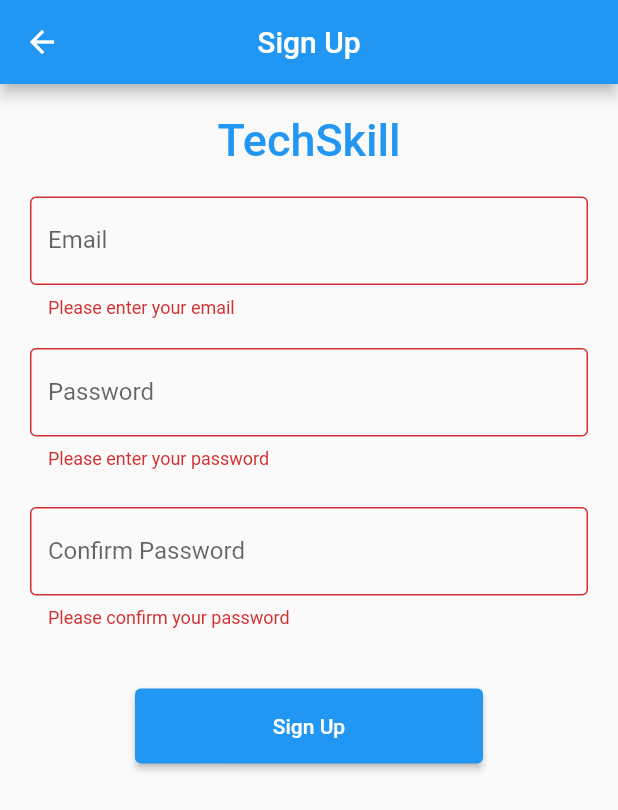
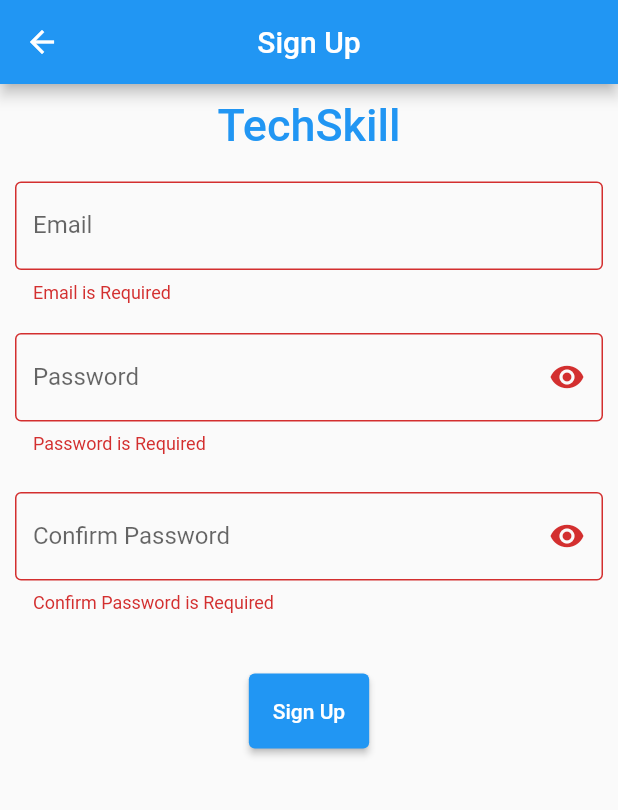
Before and after one commit to rabindranarayanpandit/loginsingupflutterapp, a Flutter app: the SignUp screen opened directly, after a tap on "Sign Up", on a phone screen of 412 x 824 dp. Shown: the top 810 px of the screen. Run offline on Flutter 3.47's test engine with Material 2 defaults, Android fonts, the phone set to English and light mode, and no system bars.

Commit message:
Validation done

```diff
--- a/lib/screens/signup.dart
+++ b/lib/screens/signup.dart
@@ -1,5 +1,6 @@
 import 'package:flutter/material.dart';
 import 'package:loginsingupflutterapp/screens/login.dart';
+import 'package:loginsingupflutterapp/util/validation.dart';
 
 class SignUp extends StatefulWidget {
   const SignUp({super.key});
@@ -12,16 +13,28 @@
   TextEditingController nameController = TextEditingController();
   TextEditingController passwordController = TextEditingController();
   TextEditingController confirmpasswordController = TextEditingController();
-  bool isValidUserName = false;
-  bool isValidPassWord = false;
-  bool isConfirmPassword = false;
+  final _formKey = GlobalKey<FormState>();
+  String? email;
+  String? password;
+  String? confPassword;
+  bool passwordVisible = false;
+  bool confirmPasswordVisible = false;
+  bool? autoValidate = false;
+
+  @override
+  void initState() {
+    super.initState();
+    passwordVisible = true;
+    confirmPasswordVisible = true;
+  }
+
   @override
   Widget build(BuildContext context) {
     return Scaffold(
       appBar: AppBar(title: const Text('Sign Up'), centerTitle: true),
-      body: Padding(
-        padding: const EdgeInsets.all(10),
-        child: ListView(
+      body: Form(
+        key: _formKey,
+        child: Column(
           children: <Widget>[
             Container(
                 alignment: Alignment.center,
@@ -35,39 +48,76 @@
                 )),
             Container(
               padding: const EdgeInsets.all(10),
-              child: TextField(
+              child: TextFormField(
+                autovalidateMode: AutovalidateMode.onUserInteraction,
+                autofocus: false,
                 controller: nameController,
-                decoration: InputDecoration(
-                  border: const OutlineInputBorder(),
+                keyboardType: TextInputType.emailAddress,
+                validator: AuthValidators.validateEmail,
+                onSaved: (value) => email = value,
+                textInputAction: TextInputAction.next,
+                decoration: const InputDecoration(
+                  border: OutlineInputBorder(),
                   labelText: 'Email',
-                  errorText: isValidUserName ? 'Please enter your email' : null,
                 ),
               ),
             ),
             Container(
               padding: const EdgeInsets.fromLTRB(10, 10, 10, 0),
-              child: TextField(
-                obscureText: true,
+              child: TextFormField(
+                autovalidateMode: AutovalidateMode.onUserInteraction,
+                autofocus: false,
+                obscureText: passwordVisible,
                 controller: passwordController,
+                keyboardType: TextInputType.visiblePassword,
+                validator: AuthValidators.validatePassword,
+                onSaved: (value) => password = value,
+                textInputAction: TextInputAction.next,
                 decoration: InputDecoration(
                     border: const OutlineInputBorder(),
                     labelText: 'Password',
-                    errorText:
-                        isValidPassWord ? 'Please enter your password' : null),
+                    suffixIcon: IconButton(
+                      icon: Icon(passwordVisible
+                          ? Icons.visibility
+                          : Icons.visibility_off),
+                      onPressed: () {
+                        setState(
+                          () {
+                            passwordVisible = !passwordVisible;
+                          },
+                        );
+                      },
+                    )),
               ),
             ),
             Container(
               margin: const EdgeInsets.only(top: 15.0),
               padding: const EdgeInsets.fromLTRB(10, 10, 10, 0),
-              child: TextField(
-                obscureText: true,
+              child: TextFormField(
+                autovalidateMode: AutovalidateMode.onUserInteraction,
+                autofocus: false,
+                obscureText: confirmPasswordVisible,
                 controller: confirmpasswordController,
+                validator: (value) => AuthValidators.confirmPassword(
+                    value, passwordController.text),
+                onSaved: (value) => confPassword = value,
+                textInputAction: TextInputAction.done,
                 decoration: InputDecoration(
-                    border: const OutlineInputBorder(),
-                    labelText: 'Confirm Password',
-                    errorText: isConfirmPassword
-                        ? 'Please confirm your password'
-                        : null),
+                  border: const OutlineInputBorder(),
+                  labelText: 'Confirm Password',
+                  suffixIcon: IconButton(
+                    icon: Icon(confirmPasswordVisible
+                        ? Icons.visibility
+                        : Icons.visibility_off),
+                    onPressed: () {
+                      setState(
+                        () {
+                          confirmPasswordVisible = !confirmPasswordVisible;
+                        },
+                      );
+                    },
+                  ),
+                ),
               ),
             ),
             Container(
@@ -77,23 +127,14 @@
                 child: ElevatedButton(
                   child: const Text('Sign Up'),
                   onPressed: () {
-                    if (nameController.text.isNotEmpty &&
-                        passwordController.text.isNotEmpty) {
+                    if (_formKey.currentState!.validate()) {
                       Navigator.pop(
                           context,
                           MaterialPageRoute(
                               builder: (context) => const Login()));
                     } else {
                       setState(() {
-                        nameController.text.isEmpty
-                            ? isValidUserName = true
-                            : isValidUserName = false;
-                        passwordController.text.isEmpty
-                            ? isValidPassWord = true
-                            : isValidPassWord = false;
-                        confirmpasswordController.text.isEmpty
-                            ? isConfirmPassword = true
-                            : isConfirmPassword = false;
+                        autoValidate = true;
                       });
                     }
                   },
--- a/lib/util/validation.dart
+++ b/lib/util/validation.dart
@@ -1,4 +1,8 @@
-String? validatePassword(String? value) {
+import 'package:flutter/material.dart';
+
+class AuthValidators {
+  static String? validatePassword(String? value) {
+    debugPrint("password:-$value");
     final RegExp regex = RegExp(r'^(?=.*?[a-z])(?=.*?[0-9]).{8,}$');
     if (value!.isEmpty) {
       return "Password is Required";
@@ -9,7 +13,20 @@
     }
   }
 
-String? validateEmail(String? value) {
+  static String? confirmPassword(String? value, previousPasswordInpTxt) {
+    final String previousEntredPassword = previousPasswordInpTxt;
+    debugPrint("Confirm password:-$value");
+    if (value == null || value.isEmpty) {
+      return 'Confirm Password is Required';
+    }
+    if (previousEntredPassword != value) {
+      return 'Confimation password does not match the entered password';
+    }
+
+    return null;
+  }
+
+  static String? validateEmail(String? value) {
     final RegExp regex = RegExp(
         r'^(([^<>()[\]\\.,;:\s@\"]+(\.[^<>()[\]\\.,;:\s@\"]+)*)|(\".+\"))@((\[[0-9]{1,3}\.[0-9]{1,3}\.[0-9]{1,3}\.[0-9]{1,3}\])|(([a-zA-Z\-0-9]+\.)+[a-zA-Z]{2,}))$');
     if (value!.isEmpty) {
@@ -20,3 +37,4 @@
       return null;
     }
   }
+}
```
Also changed, not shown: lib/screens/forgotpassword.dart (+23 -15 lines), lib/screens/homescreen.dart (+5 -7 lines), lib/screens/login.dart (+40 -17 lines). Lines whose indentation alone changed are shown as unchanged.
